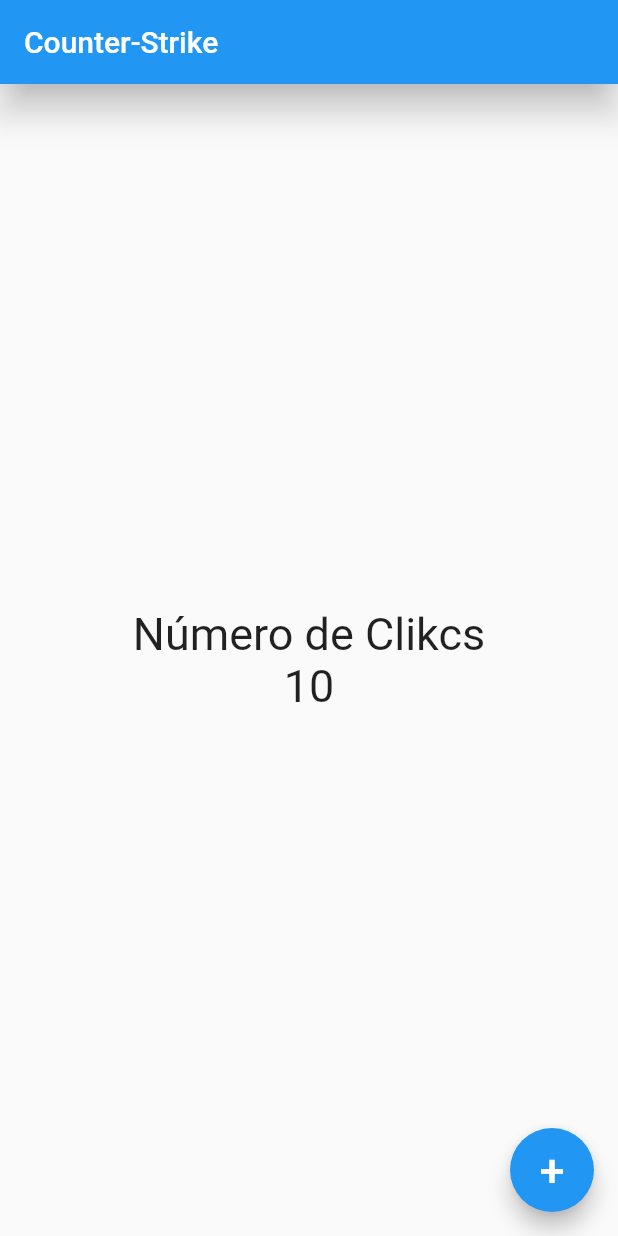
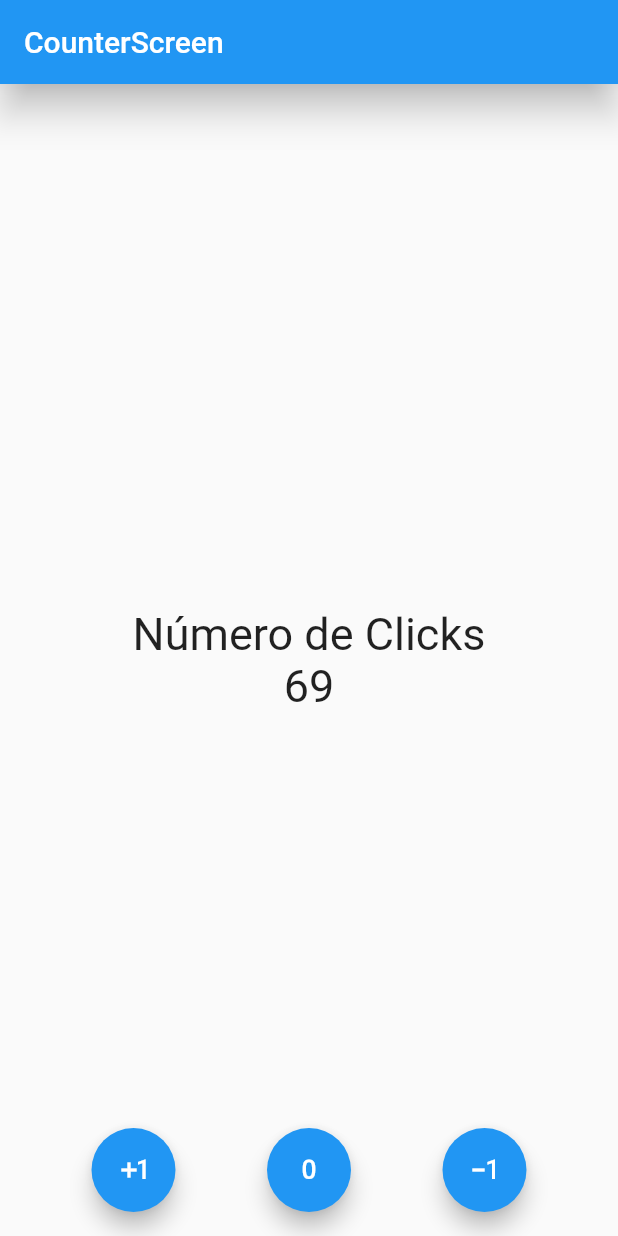
Before and after one commit to jg2kpy/cursos, a Flutter app: the screen it shows after launch, on a phone screen of 412 x 824 dp. Run offline on Flutter 3.47's test engine with Material 2 defaults, Android fonts, the phone set to English and light mode, and no system bars.

Commit message:
Continuacion Flutter

```diff
--- a/Flutter/HolaMundoContador/counter_app/lib/main.dart
+++ b/Flutter/HolaMundoContador/counter_app/lib/main.dart
@@ -1,4 +1,4 @@
-import 'package:counter_app/screens/home_screen.dart';
+import 'package:counter_app/screens/counter_screen.dart';
 import 'package:flutter/material.dart';
 
 void main(){
@@ -13,7 +13,8 @@ class MyApp extends StatelessWidget{
   Widget build(BuildContext context) {
     return const MaterialApp(
       debugShowCheckedModeBanner: false,
-      home: HomeScreen(),
+      // home: HomeScreen(),
+      home: CounterScreen(),
     );
   }
 
--- /dev/null
+++ b/Flutter/HolaMundoContador/counter_app/lib/screens/counter_screen.dart
@@ -0,0 +1,88 @@
+import 'package:flutter/material.dart';
+
+class CounterScreen extends StatefulWidget {
+  const CounterScreen({super.key});
+
+  @override
+  State<CounterScreen> createState() => _CounterScreenState();
+}
+
+class _CounterScreenState extends State<CounterScreen> {
+  int contador = 69;
+
+  void increase() {
+    contador++;
+    setState(() {});
+  }
+
+  void descrease() {
+    contador--;
+    setState(() {});
+  }
+
+  void setNumber(int number) {
+    contador = number;
+    setState(() {});
+  }
+
+  @override
+  Widget build(BuildContext context) {
+    const fontSize30 = TextStyle(fontSize: 30);
+
+    return Scaffold(
+        appBar: AppBar(
+          title: const Text('CounterScreen'),
+          elevation: 10,
+        ),
+        body: Center(
+          child: Column(
+            mainAxisAlignment: MainAxisAlignment.center,
+            crossAxisAlignment: CrossAxisAlignment.center,
+            children: <Widget>[
+              const Text('Número de Clicks', style: fontSize30),
+              Text('$contador', style: fontSize30),
+            ],
+          ),
+        ),
+        floatingActionButton: CustomFloatinActions(
+            increaseFn: increase,
+            descreaseFn: descrease,
+            setNumberFn: setNumber),
+        floatingActionButtonLocation: FloatingActionButtonLocation.centerFloat);
+  }
+}
+
+class CustomFloatinActions extends StatelessWidget {
+  final Function increaseFn;
+  final Function descreaseFn;
+  final Function setNumberFn;
+
+  const CustomFloatinActions({
+    Key? key,
+    required this.increaseFn,
+    required this.descreaseFn,
+    required this.setNumberFn,
+  }) : super(key: key);
+
+  @override
+  Widget build(BuildContext context) {
+    return Row(
+      mainAxisAlignment: MainAxisAlignment.spaceEvenly,
+      crossAxisAlignment: CrossAxisAlignment.center,
+      children: [
+        FloatingActionButton(
+            child: const Icon(Icons.exposure_plus_1_outlined),
+            onPressed: () => increaseFn()),
+        FloatingActionButton(
+            child: const Icon(Icons.exposure_zero),
+            onPressed: () => setNumberFn(0)),
+        FloatingActionButton(
+            child: const Icon(Icons.exposure_minus_1_outlined),
+            onPressed: () => descreaseFn())
+      ],
+    );
+  }
+}
+
+
+//() => setState(() => contador++))
--- a/Flutter/HolaMundoContador/counter_app/lib/screens/home_screen.dart
+++ b/Flutter/HolaMundoContador/counter_app/lib/screens/home_screen.dart
@@ -9,6 +9,8 @@ class HomeScreen extends StatelessWidget{
 
     const fontSize30 = TextStyle(fontSize: 30);
 
+    int contador = 69;
+
     return Scaffold(
       appBar: AppBar(
         title: const Text('Counter-Strike'),
@@ -18,16 +20,20 @@ class HomeScreen extends StatelessWidget{
           child: Column(
             mainAxisAlignment: MainAxisAlignment.center,
             crossAxisAlignment: CrossAxisAlignment.center,
-            children: const <Widget>[
-              Text('Número de Clikcs', style: fontSize30),
-              Text('10', style: fontSize30),
+            children: <Widget>[
+              const Text('Número de Clicks', style: fontSize30),
+              Text('$contador' , style: fontSize30),
             ],
           ),
         ),
         floatingActionButton: FloatingActionButton(
-          child: const Text('+', style: fontSize30),
-          onPressed: () => print('holaaa'),
+          child: const Icon(Icons.add),
+          onPressed: () {
+            contador++;
+            //print(contador++);
+          }
         ),
+        floatingActionButtonLocation: FloatingActionButtonLocation.centerFloat
     );
   }
 
```
